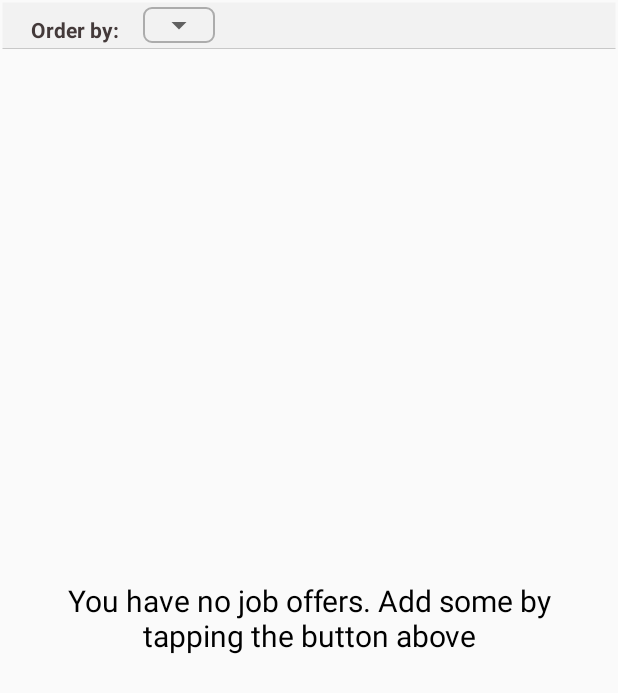
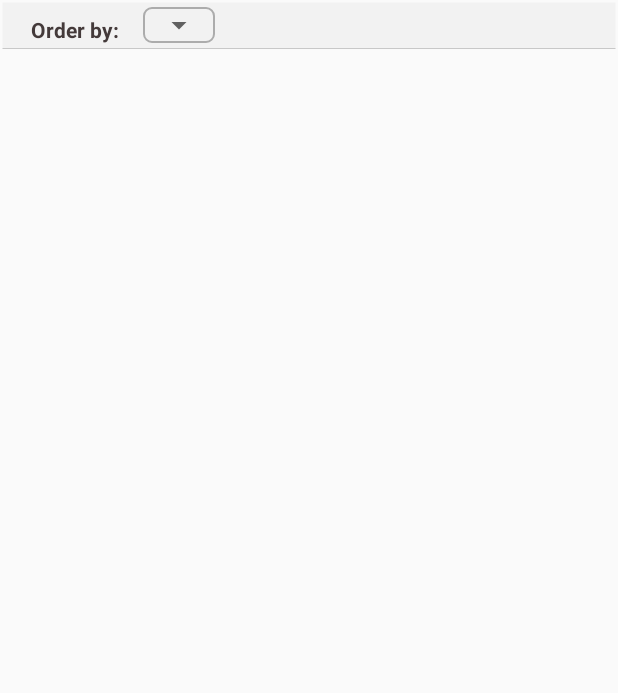
Before and after one commit to maiertudor/mobile-lab, an Android app: the layout jobs_fragment.xml on its own in the app's theme, with its tools: preview values and no code run, on a phone screen of 412 x 824 dp. Shown: the top 693 px of the screen. Run offline under Robolectric (Android 15) with nearby library versions, the phone set to English and light mode, and no system bars; network calls fail.

Commit message:
Fixed issue of the empty message being shown while loading first data

```diff
--- a/Halfway/app/src/main/java/com/tm/halfway/joblist/JobListAdapter.java
+++ b/Halfway/app/src/main/java/com/tm/halfway/joblist/JobListAdapter.java
@@ -12,8 +12,6 @@ import android.widget.ArrayAdapter;
 import android.widget.Button;
 import android.widget.TextView;
 
-import com.google.firebase.messaging.FirebaseMessaging;
-import com.google.firebase.messaging.RemoteMessage;
 import com.tm.halfway.R;
 import com.tm.halfway.jobdetails.JobDeleteAsync;
 import com.tm.halfway.model.Job;
--- a/Halfway/app/src/main/res/layout/jobs_fragment.xml
+++ b/Halfway/app/src/main/res/layout/jobs_fragment.xml
@@ -58,6 +58,7 @@
         android:layout_margin="30dp"
         android:gravity="center"
         android:text="@string/client_jobs_empty_message"
+        android:visibility="gone"
         android:textColor="@android:color/black"
         android:textSize="20sp" />
 
```
